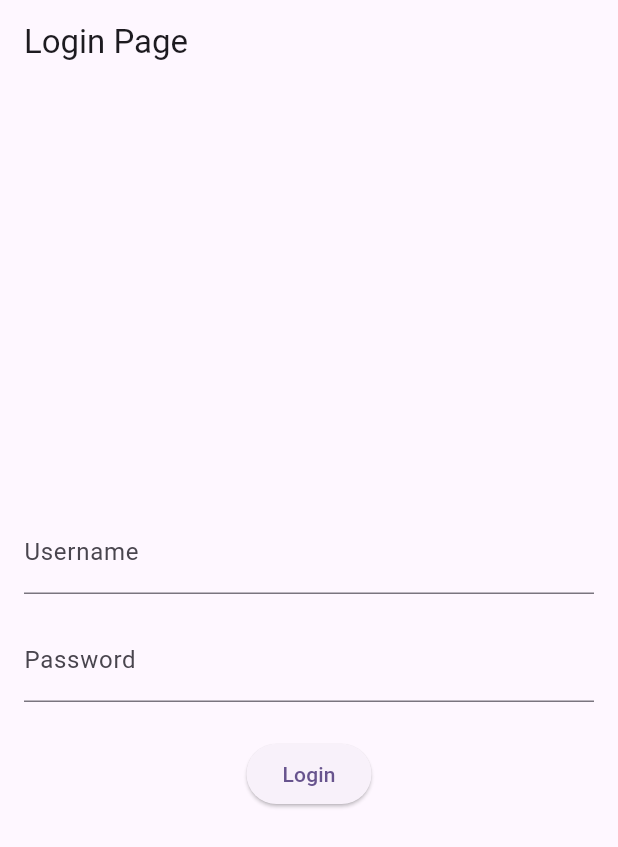
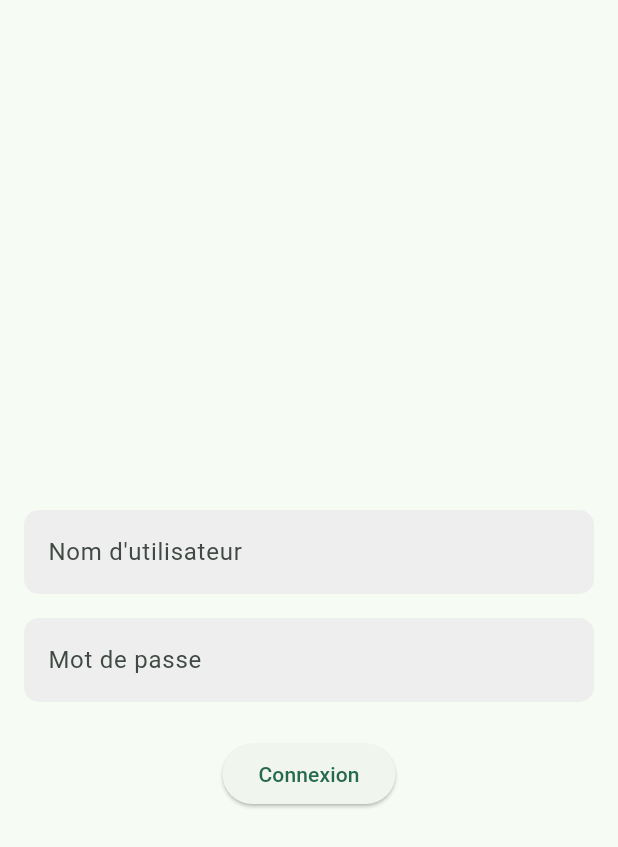
Before and after one commit to ThomasDeschampt/mspr, a Flutter app: the screen it shows after launch, on a phone screen of 412 x 824 dp. Shown: the top 847 px of the screen. Run offline on Flutter 3.47's test engine with Material 3 defaults, Android fonts, the phone set to English and light mode, and no system bars.

Commit message:
style de la page d'accueil

```diff
--- a/flutter-frontend/lib/main.dart
+++ b/flutter-frontend/lib/main.dart
@@ -1,7 +1,5 @@
-// main.dart
-
 import 'package:flutter/material.dart';
-import 'accueil.dart'; // Importez le fichier accueil.dart
+import 'accueil.dart';
 
 void main() {
   runApp(const MyApp());
@@ -13,9 +11,8 @@ class MyApp extends StatelessWidget {
   @override
   Widget build(BuildContext context) {
     return MaterialApp(
-      title: 'Login Page',
       theme: ThemeData(
-        colorScheme: ColorScheme.fromSeed(seedColor: Colors.deepPurple),
+        colorScheme: ColorScheme.fromSeed(seedColor: Colors.greenAccent),
         useMaterial3: true,
       ),
       home: const LoginPage(),
@@ -35,12 +32,12 @@ class _LoginPageState extends State<LoginPage> {
   final TextEditingController _passwordController = TextEditingController();
 
   void _login() {
-    // Implement your login logic here
-    // For now, let's just print the entered username and password
+    // Implémentez votre logique de connexion ici
+    // Pour l'instant, imprimons simplement le nom d'utilisateur et le mot de passe saisis
     print('Username: ${_usernameController.text}');
     print('Password: ${_passwordController.text}');
 
-    // Navigate to AccueilPage on successful login
+    // Naviguer vers la page AccueilPage en cas de connexion réussie
     Navigator.push(
       context,
       MaterialPageRoute(builder: (context) => const AccueilPage()),
@@ -50,28 +47,46 @@ class _LoginPageState extends State<LoginPage> {
   @override
   Widget build(BuildContext context) {
     return Scaffold(
-      appBar: AppBar(
-        title: const Text('Login Page'),
-      ),
+      appBar: AppBar(),
       body: Padding(
         padding: const EdgeInsets.all(16.0),
         child: Column(
           mainAxisAlignment: MainAxisAlignment.center,
           children: <Widget>[
-            TextField(
-              controller: _usernameController,
-              decoration: const InputDecoration(labelText: 'Username'),
+            Container(
+              decoration: BoxDecoration(
+                borderRadius: BorderRadius.circular(10.0),
+                color: Colors.grey[200],
+              ),
+              padding: const EdgeInsets.symmetric(horizontal: 16.0),
+              child: TextField(
+                controller: _usernameController,
+                decoration: const InputDecoration(
+                  labelText: 'Nom d\'utilisateur',
+                  border: InputBorder.none,
+                ),
+              ),
             ),
             const SizedBox(height: 16),
-            TextField(
-              controller: _passwordController,
-              decoration: const InputDecoration(labelText: 'Password'),
-              obscureText: true,
+            Container(
+              decoration: BoxDecoration(
+                borderRadius: BorderRadius.circular(10.0),
+                color: Colors.grey[200],
+              ),
+              padding: const EdgeInsets.symmetric(horizontal: 16.0),
+              child: TextField(
+                controller: _passwordController,
+                decoration: const InputDecoration(
+                  labelText: 'Mot de passe',
+                  border: InputBorder.none,
+                ),
+                obscureText: true,
+              ),
             ),
             const SizedBox(height: 24),
             ElevatedButton(
               onPressed: _login,
-              child: const Text('Login'),
+              child: const Text('Connexion'),
             ),
           ],
         ),
```
